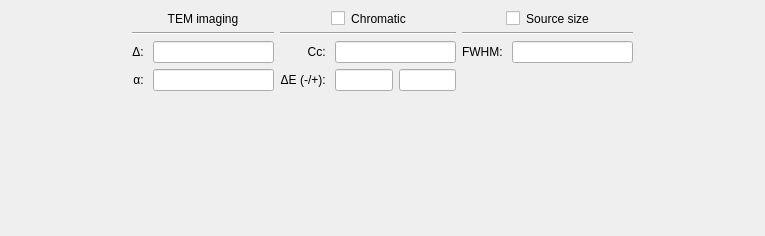
JJPPeters/clTEM, file src/gui/frames/incoherenceframe.ui: the form before one commit.
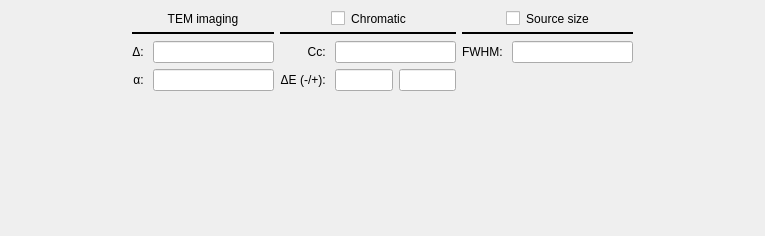
The form after the commit. Custom widgets are drawn as their Qt base class.

```diff
--- a/src/gui/frames/incoherenceframe.ui
+++ b/src/gui/frames/incoherenceframe.ui
@@ -165,6 +165,12 @@
    </item>
    <item row="1" column="5" colspan="2">
     <widget class="Line" name="line_3">
+     <property name="frameShadow">
+      <enum>QFrame::Plain</enum>
+     </property>
+     <property name="lineWidth">
+      <number>2</number>
+     </property>
      <property name="orientation">
       <enum>Qt::Horizontal</enum>
      </property>
@@ -172,6 +178,12 @@
    </item>
    <item row="1" column="1" colspan="2">
     <widget class="Line" name="line_2">
+     <property name="frameShadow">
+      <enum>QFrame::Plain</enum>
+     </property>
+     <property name="lineWidth">
+      <number>2</number>
+     </property>
      <property name="orientation">
       <enum>Qt::Horizontal</enum>
      </property>
@@ -179,6 +191,12 @@
    </item>
    <item row="1" column="3" colspan="2">
     <widget class="Line" name="line">
+     <property name="frameShadow">
+      <enum>QFrame::Plain</enum>
+     </property>
+     <property name="lineWidth">
+      <number>2</number>
+     </property>
      <property name="orientation">
       <enum>Qt::Horizontal</enum>
      </property>
```
